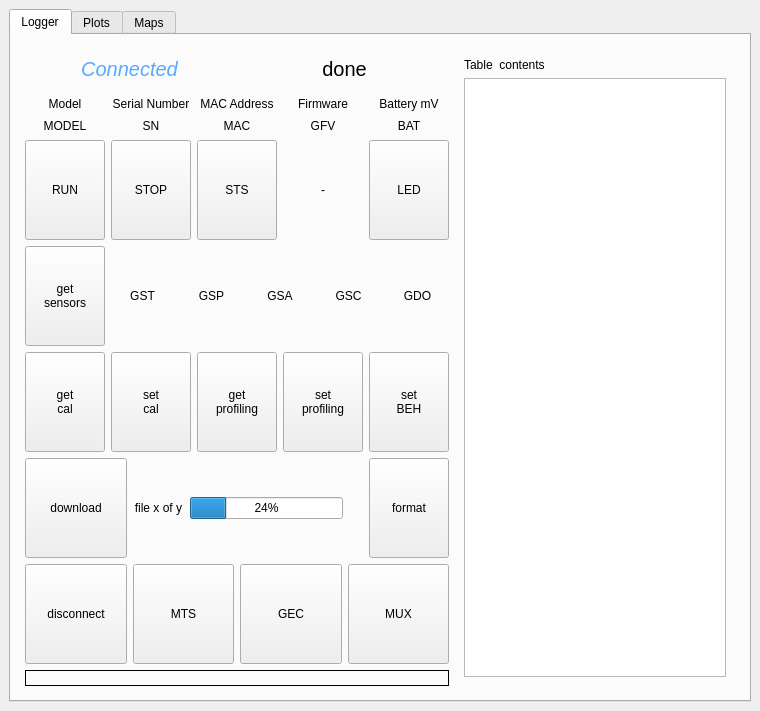
This is bix/gui/gui.ui in LowellInstruments/bix as Qt 5 draws it before an edit. The edited form follows.
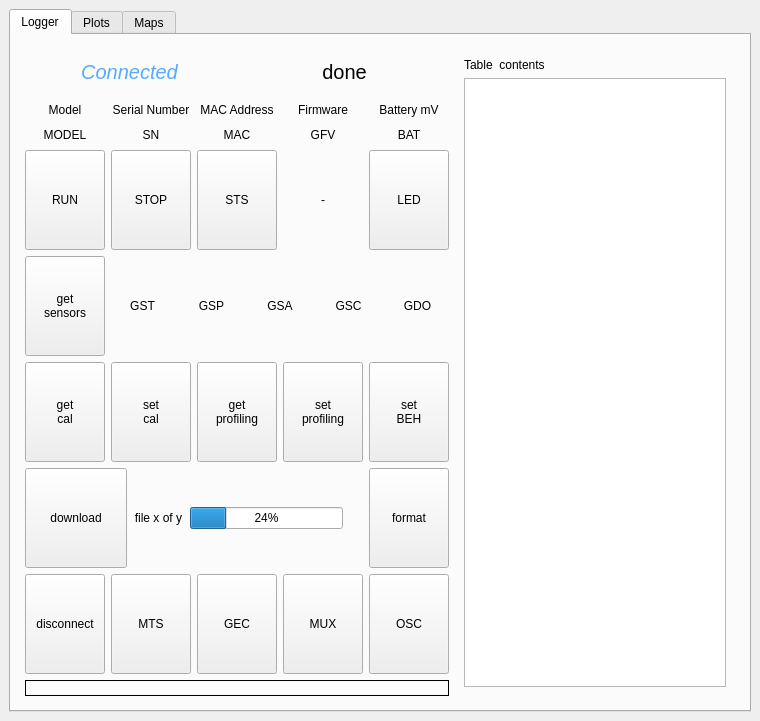
This is the edited form.

Patch:
```diff
--- a/bix/gui/gui.ui
+++ b/bix/gui/gui.ui
@@ -7,7 +7,7 @@
     <x>0</x>
     <y>0</y>
     <width>760</width>
-    <height>711</height>
+    <height>721</height>
    </rect>
   </property>
   <property name="windowTitle">
@@ -647,7 +647,7 @@
                  </layout>
                 </item>
                 <item>
-                 <layout class="QHBoxLayout" name="horizontalLayout_8" stretch="1,1,1,1">
+                 <layout class="QHBoxLayout" name="horizontalLayout_8" stretch="1,1,1,1,1">
                   <item>
                    <widget class="QPushButton" name="btn_disconnect">
                     <property name="minimumSize">
@@ -700,6 +700,19 @@
                     </property>
                    </widget>
                   </item>
+                  <item>
+                   <widget class="QPushButton" name="btn_osc">
+                    <property name="minimumSize">
+                     <size>
+                      <width>0</width>
+                      <height>100</height>
+                     </size>
+                    </property>
+                    <property name="text">
+                     <string>OSC</string>
+                    </property>
+                   </widget>
+                  </item>
                  </layout>
                 </item>
                 <item>
```
